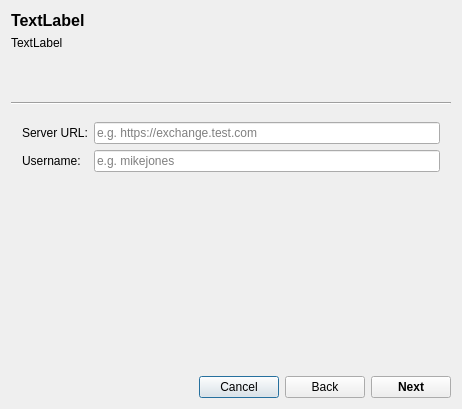
The window that QtActivesyncdConfig/ConfigWizard.ui (GNOME/evolution-activesync) describes before a commit, drawn with Qt 5.
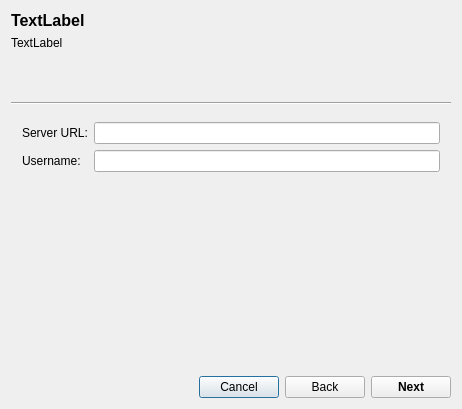
The same window after the commit. The open tabs and pages were chosen to show the change.

Commit message: Removed calls to Qt 4.7 APIs to allow building with 4.6

Patch:
```diff
--- a/QtActivesyncdConfig/ConfigWizard.ui
+++ b/QtActivesyncdConfig/ConfigWizard.ui
@@ -143,11 +143,7 @@
         </widget>
        </item>
        <item row="0" column="1">
-        <widget class="QLineEdit" name="editServerUri">
-         <property name="placeholderText">
-          <string>e.g. https://exchange.test.com</string>
-         </property>
-        </widget>
+        <widget class="QLineEdit" name="editServerUri"/>
        </item>
        <item row="1" column="0">
         <widget class="QLabel" name="label_4">
@@ -157,11 +153,7 @@
         </widget>
        </item>
        <item row="1" column="1">
-        <widget class="QLineEdit" name="editUsername2">
-         <property name="placeholderText">
-          <string>e.g. mikejones</string>
-         </property>
-        </widget>
+        <widget class="QLineEdit" name="editUsername2"/>
        </item>
       </layout>
      </widget>
```
Left out of the diff: 8 changed lines with no effect on the pictures.
